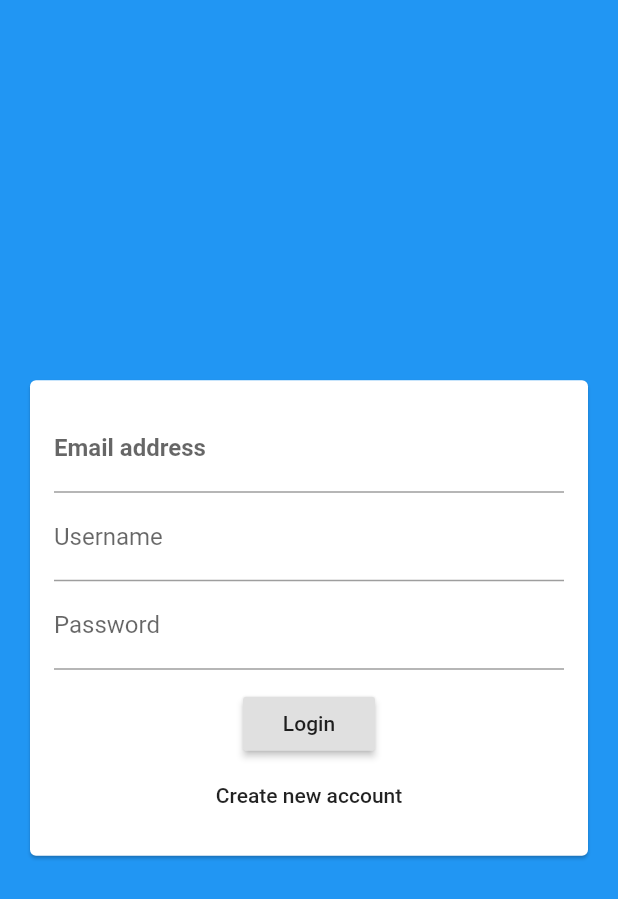
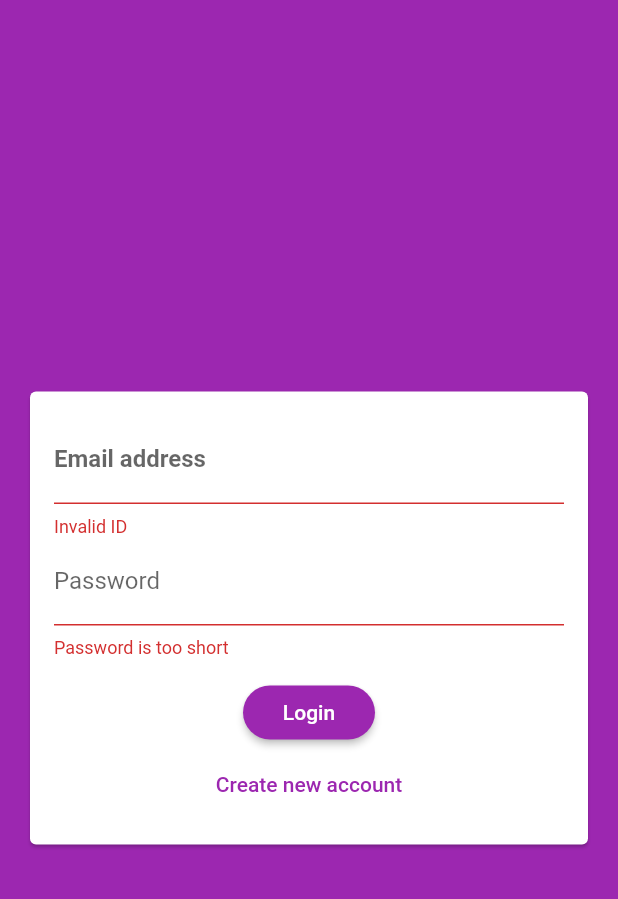
Before and after one commit to Samarth7212/Chat-App, a Flutter app: the screen it shows after launch, after a tap on "Login", on a phone screen of 412 x 824 dp. Shown: the top 899 px of the screen. Run offline on Flutter 3.47's test engine with Material 2 defaults, Android fonts, the phone set to English and light mode, and no system bars; our stand-ins replace cloud_firestore, firebase_auth, firebase_core; accounts and stored records are empty.

```diff
--- /dev/null
+++ b/lib/Screens/splash_screen.dart
@@ -0,0 +1,15 @@
+// ignore_for_file: use_key_in_widget_constructors
+
+import 'package:flutter/material.dart';
+
+class SplashScreen extends StatelessWidget {
+  @override
+  Widget build(BuildContext context) {
+    return Scaffold(
+      backgroundColor: Theme.of(context).primaryColor,
+      body: const Center(
+        child: Text('Loading...'),
+      ),
+    );
+  }
+}
--- a/lib/Widgets/Auth/auth_form.dart
+++ b/lib/Widgets/Auth/auth_form.dart
@@ -1,17 +1,46 @@
-// ignore_for_file: prefer_const_constructors, prefer_const_literals_to_create_immutables, deprecated_member_use
+// ignore_for_file: prefer_const_constructors, prefer_const_literals_to_create_immutables, deprecated_member_use, prefer_final_fields, unused_field, unused_element, prefer_const_constructors_in_immutables, use_key_in_widget_constructors
 
 import 'package:flutter/material.dart';
 
 class AuthForm extends StatefulWidget {
-  const AuthForm({
-    Key key,
-  }) : super(key: key);
+  final Function(
+    String email,
+    String username,
+    String password,
+    bool isLogin,
+    BuildContext ctx,
+  ) _submitFm;
+  bool _isLoading;
+  AuthForm(this._submitFm, this._isLoading);
+  // final void Function() submitFm;
 
   @override
   State<AuthForm> createState() => _AuthFormState();
 }
 
 class _AuthFormState extends State<AuthForm> {
+  final _formKey = GlobalKey<FormState>();
+  var _userEmail = '';
+  var _userName = '';
+  var _userPassword = '';
+
+  var _isLogin = true;
+
+  void _trySubmit() {
+    final _isValid = _formKey.currentState.validate();
+    FocusScope.of(context).unfocus();
+    if (_isValid) {
+      _formKey.currentState.save();
+      widget._submitFm(
+        _userEmail.trim(),
+        _userName.trim(),
+        _userPassword.trim(),
+        _isLogin,
+        context,
+      );
+    }
+  }
+
   @override
   Widget build(BuildContext context) {
     return Center(
@@ -21,32 +50,17 @@ class _AuthFormState extends State<AuthForm> {
           child: Padding(
             padding: EdgeInsets.all(16),
             child: Form(
+              key: _formKey,
               child: Column(
                 mainAxisSize: MainAxisSize.min,
                 children: <Widget>[
-                  TextFormField(
-                    keyboardType: TextInputType.emailAddress,
-                    decoration: InputDecoration(
-                      labelText: 'Email address',
-                      labelStyle: TextStyle(fontWeight: FontWeight.bold),
-                    ),
-                  ),
-                  TextFormField(
-                    decoration: InputDecoration(labelText: 'Username'),
-                  ),
-                  TextFormField(
-                    decoration: InputDecoration(labelText: 'Password'),
-                    obscureText: true,
-                  ),
+                  emailTextFormField(),
+                  if (!_isLogin) userNameTextFormField(),
+                  passwordTextFormField(),
                   SizedBox(height: 12),
-                  RaisedButton(
-                    onPressed: () {},
-                    child: Text('Login'),
-                  ),
-                  FlatButton(
-                    onPressed: () {},
-                    child: Text('Create new account'),
-                  )
+                  if (widget._isLoading) CircularProgressIndicator(),
+                  if (!widget._isLoading) raisedButton(),
+                  if (!widget._isLoading) flatButton(context),
                 ],
               ),
             ),
@@ -55,4 +69,77 @@ class _AuthFormState extends State<AuthForm> {
       ),
     );
   }
+
+  FlatButton flatButton(BuildContext context) {
+    return FlatButton(
+      onPressed: () {
+        setState(() {
+          _isLogin = !_isLogin;
+        });
+      },
+      textColor: Theme.of(context).colorScheme.primary,
+      child:
+          Text(_isLogin ? 'Create new account' : 'I already have an account'),
+    );
+  }
+
+  RaisedButton raisedButton() {
+    return RaisedButton(
+      onPressed: _trySubmit,
+      child: Text(_isLogin ? 'Login' : 'SignUp'),
+    );
+  }
+
+  TextFormField emailTextFormField() {
+    return TextFormField(
+      key: ValueKey('Email'),
+      onSaved: (newValue) {
+        _userEmail = newValue;
+      },
+      validator: (value) {
+        if (value.isEmpty || !value.contains('@')) {
+          return 'Invalid ID';
+        }
+        return null;
+      },
+      keyboardType: TextInputType.emailAddress,
+      decoration: InputDecoration(
+        labelText: 'Email address',
+        labelStyle: TextStyle(fontWeight: FontWeight.bold),
+      ),
+    );
+  }
+
+  TextFormField passwordTextFormField() {
+    return TextFormField(
+      key: ValueKey('Password'),
+      onSaved: (newValue) {
+        _userPassword = newValue;
+      },
+      decoration: InputDecoration(labelText: 'Password'),
+      obscureText: true,
+      validator: (value) {
+        if (value.isEmpty || value.length < 7) {
+          return 'Password is too short';
+        }
+        return null;
+      },
+    );
+  }
+
+  TextFormField userNameTextFormField() {
+    return TextFormField(
+      key: ValueKey('UserName'),
+      onSaved: (newValue) {
+        _userName = newValue;
+      },
+      decoration: InputDecoration(labelText: 'Username'),
+      validator: (value) {
+        if (value.isEmpty) {
+          return 'Please provide some name';
+        }
+        return null;
+      },
+    );
+  }
 }
--- a/lib/main.dart
+++ b/lib/main.dart
@@ -1,15 +1,17 @@
 // ignore_for_file: use_key_in_widget_constructors
 
-import 'package:chat_app/Screens/auth_screen.dart';
+import 'package:chat_app/Screens/splash_screen.dart';
+import 'package:firebase_auth/firebase_auth.dart';
 import 'package:firebase_core/firebase_core.dart';
 import 'package:flutter/material.dart';
 
 import 'package:chat_app/Screens/chat_screen.dart';
+import 'package:chat_app/Screens/auth_screen.dart';
 
 void main() async {
   WidgetsFlutterBinding.ensureInitialized(); // Add this
+  await Firebase.initializeApp();
 
-  await Firebase.initializeApp();
   runApp(MyApp());
 }
 
@@ -17,18 +19,39 @@ class MyApp extends StatelessWidget {
   final Future<FirebaseApp> _initialization = Firebase.initializeApp();
   @override
   Widget build(BuildContext context) {
-    return MaterialApp(
-      title: 'Great Places',
-      theme: ThemeData(
-        colorScheme: ColorScheme.fromSwatch(primarySwatch: Colors.indigo)
-            .copyWith(secondary: Colors.amber),
-      ),
-      home: FutureBuilder(
-        future: _initialization,
-        builder: (context, snapshot) =>
-            snapshot.connectionState == ConnectionState.done
-                ? AuthScreen()
-                : const Center(child: Text('ABCDEFGH')),
+    return FutureBuilder(
+      future: _initialization,
+      builder: (context, snapshot) => MaterialApp(
+        title: 'Great Places',
+        theme: ThemeData(
+          colorScheme: ColorScheme.fromSwatch(primarySwatch: Colors.purple)
+              .copyWith(secondary: Colors.black),
+          backgroundColor: Colors.purple,
+          buttonTheme: ButtonTheme.of(context).copyWith(
+            buttonColor: Colors.purple,
+            textTheme: ButtonTextTheme.primary,
+            shape:
+                RoundedRectangleBorder(borderRadius: BorderRadius.circular(20)),
+          ),
+        ),
+        // home: FutureBuilder(
+        //   future: _initialization,
+        //   builder: (context, snapshot) =>
+        //       snapshot.connectionState == ConnectionState.done
+        //           ? AuthScreen()
+        //           : const Center(child: Text('ABCDEFGH')),
+        // ),
+        home: snapshot.connectionState == ConnectionState.waiting
+            ? SplashScreen()
+            : StreamBuilder(
+                builder: (context, userSnapshot) {
+                  if (userSnapshot.hasData) {
+                    return ChatScreen();
+                  }
+                  return AuthScreen();
+                },
+                stream: FirebaseAuth.instance.authStateChanges(),
+              ),
       ),
     );
   }
```
Also changed, not shown: lib/Screens/auth_screen.dart (+45 -3 lines), lib/Screens/chat_screen.dart (+44 -24 lines), lib/chat/messages.dart (added, +27 -0 lines).
